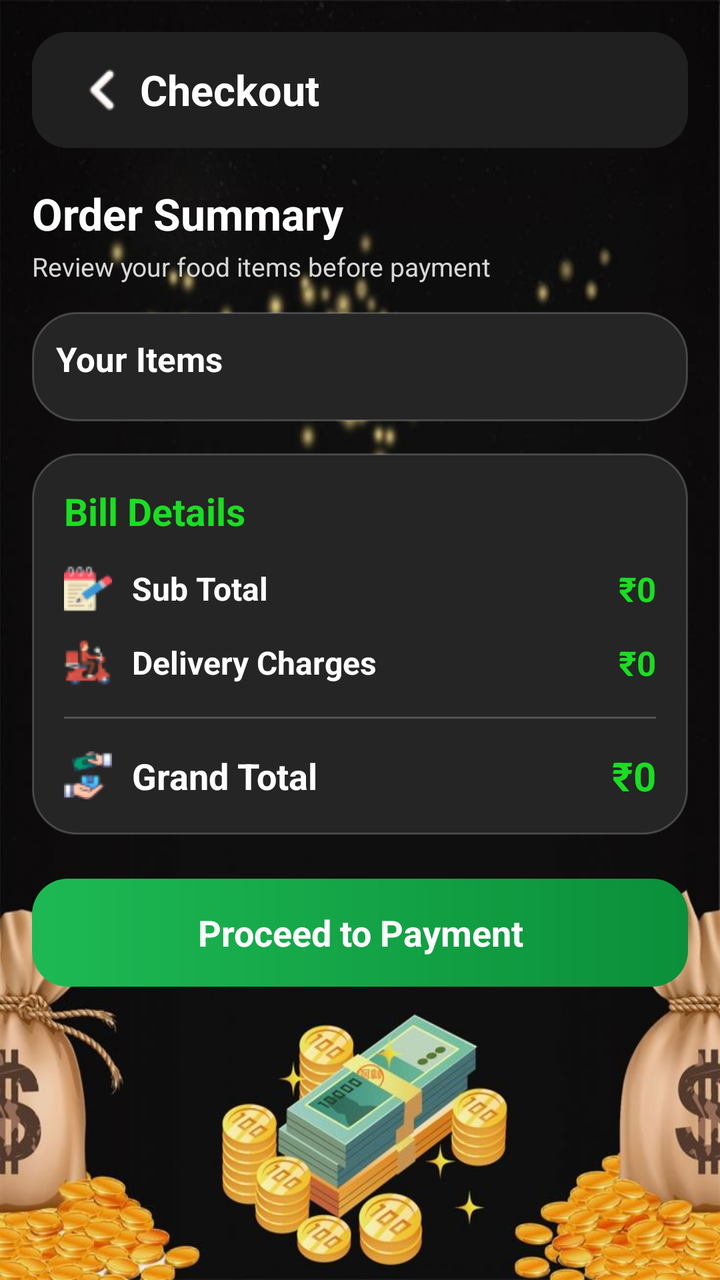
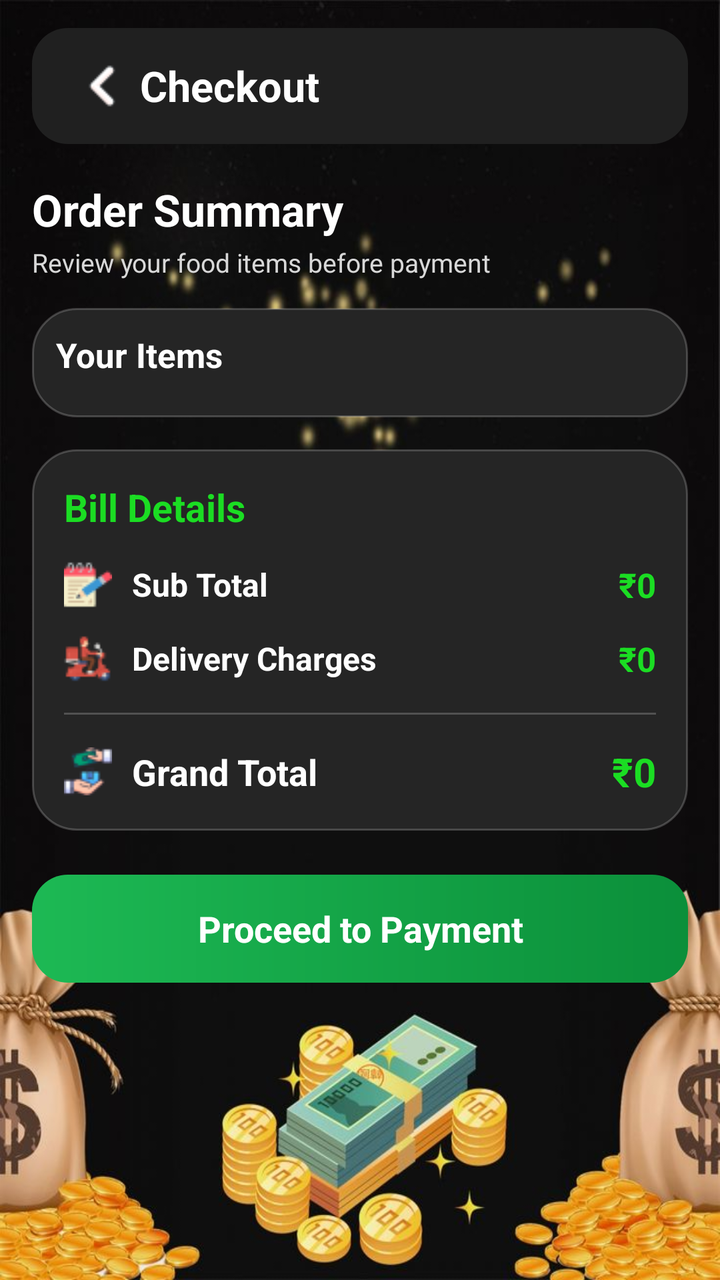

The first picture is an Android layout as it rendered before a commit; the second is the same layout after the commit. The layout source and the unified diff follow.
<!-- AndroidManifest.xml: application theme Theme.Blinklit -->
<!-- res/layout/activity_check_out.xml -->
<?xml version="1.0" encoding="utf-8"?>
<androidx.core.widget.NestedScrollView
    xmlns:android="http://schemas.android.com/apk/res/android"
    xmlns:app="http://schemas.android.com/apk/res-auto"
    xmlns:tools="http://schemas.android.com/tools"
    android:layout_width="match_parent"
    android:layout_height="match_parent"
    android:background="@drawable/check2"
    android:fillViewport="true">

    <LinearLayout
        android:id="@+id/main"
        android:layout_width="match_parent"
        android:layout_height="wrap_content"
        android:orientation="vertical"
        android:padding="16dp">

        
        <androidx.appcompat.widget.Toolbar
            android:id="@+id/toolbar1"
            android:layout_width="match_parent"
            android:layout_height="58dp"
            android:background="@drawable/bg_checkout_toolbar"
            android:elevation="8dp"
            android:paddingStart="8dp"
            android:paddingEnd="12dp">

            <ImageView
                android:id="@+id/back"
                android:layout_width="38dp"
                android:layout_height="38dp"
                android:padding="8dp"
                android:src="@drawable/arrowl"
                android:contentDescription="Back" />

            <TextView
                android:id="@+id/checkOut"
                android:layout_width="wrap_content"
                android:layout_height="wrap_content"
                android:layout_marginStart="8dp"
                android:text="Checkout"
                android:textColor="@color/white"
                android:textSize="21sp"
                android:textStyle="bold" />

        </androidx.appcompat.widget.Toolbar>

        
        <TextView
            android:id="@+id/orderSummaryTitle"
            android:layout_width="match_parent"
            android:layout_height="wrap_content"
            android:layout_marginTop="18dp"
            android:text="Order Summary"
            android:textColor="@color/white"
            android:textSize="22sp"
            android:textStyle="bold" />

        <TextView
            android:id="@+id/orderSummarySubtitle"
            android:layout_width="match_parent"
            android:layout_height="wrap_content"
            android:layout_marginTop="3dp"
            android:text="Review your food items before payment"
            android:textColor="#D8D8D8"
            android:textSize="13sp" />

        
        <LinearLayout
            android:id="@+id/cartItemsCard"
            android:layout_width="match_parent"
            android:layout_height="wrap_content"
            android:layout_marginTop="14dp"
            android:orientation="vertical"
            android:background="@drawable/bg_checkout_card"
            android:elevation="8dp"
            android:padding="12dp">

            <TextView
                android:id="@+id/cartItemsTitle"
                android:layout_width="match_parent"
                android:layout_height="wrap_content"
                android:text="Your Items"
                android:textColor="@color/white"
                android:textSize="17sp"
                android:textStyle="bold" />

            <androidx.recyclerview.widget.RecyclerView
                android:id="@+id/checkoutRecycler"
                android:layout_width="match_parent"
                android:layout_height="wrap_content"
                android:layout_marginTop="8dp"
                android:nestedScrollingEnabled="false"
                android:overScrollMode="never"
                app:layoutManager="androidx.recyclerview.widget.LinearLayoutManager"
                tools:itemCount="3" />

        </LinearLayout>

        
        <LinearLayout
            android:id="@+id/billDetailsCard"
            android:layout_width="match_parent"
            android:layout_height="wrap_content"
            android:layout_marginTop="16dp"
            android:orientation="vertical"
            android:background="@drawable/bg_checkout_card"
            android:elevation="8dp"
            android:padding="16dp">

            <TextView
                android:id="@+id/billDetailsTitle"
                android:layout_width="match_parent"
                android:layout_height="wrap_content"
                android:text="Bill Details"
                android:textColor="@color/green"
                android:textSize="19sp"
                android:textStyle="bold" />

            
            <LinearLayout
                android:id="@+id/subTotalRow"
                android:layout_width="match_parent"
                android:layout_height="wrap_content"
                android:layout_marginTop="14dp"
                android:gravity="center_vertical"
                android:orientation="horizontal">

                <TextView
                    android:id="@+id/subTotalLabel"
                    android:layout_width="0dp"
                    android:layout_height="wrap_content"
                    android:layout_weight="1"
                    android:drawableStart="@drawable/notepad1"
                    android:drawablePadding="10dp"
                    android:gravity="center_vertical"
                    android:text="Sub Total"
                    android:textColor="@color/white"
                    android:textSize="16sp"
                    android:textStyle="bold" />

                <TextView
                    android:id="@+id/subTotalBill"
                    android:layout_width="wrap_content"
                    android:layout_height="wrap_content"
                    android:text="₹0"
                    android:textColor="@color/green"
                    android:textSize="17sp"
                    android:textStyle="bold" />

            </LinearLayout>

            
            <LinearLayout
                android:id="@+id/deliveryChargesRow"
                android:layout_width="match_parent"
                android:layout_height="wrap_content"
                android:layout_marginTop="13dp"
                android:gravity="center_vertical"
                android:orientation="horizontal">

                <TextView
                    android:id="@+id/deliveryCharges"
                    android:layout_width="0dp"
                    android:layout_height="wrap_content"
                    android:layout_weight="1"
                    android:drawableStart="@drawable/delivery1"
                    android:drawablePadding="10dp"
                    android:gravity="center_vertical"
                    android:text="Delivery Charges"
                    android:textColor="@color/white"
                    android:textSize="16sp"
                    android:textStyle="bold" />

                <TextView
                    android:id="@+id/deliveryChargesBill"
                    android:layout_width="wrap_content"
                    android:layout_height="wrap_content"
                    android:text="₹0"
                    android:textColor="@color/green"
                    android:textSize="17sp"
                    android:textStyle="bold" />

            </LinearLayout>

            <View
                android:layout_width="match_parent"
                android:layout_height="1dp"
                android:layout_marginTop="15dp"
                android:layout_marginBottom="15dp"
                android:background="#33FFFFFF" />

            
            <LinearLayout
                android:id="@+id/grandTotalRow"
                android:layout_width="match_parent"
                android:layout_height="wrap_content"
                android:gravity="center_vertical"
                android:orientation="horizontal">

                <TextView
                    android:id="@+id/GrandTotal"
                    android:layout_width="0dp"
                    android:layout_height="wrap_content"
                    android:layout_weight="1"
                    android:drawableStart="@drawable/cash"
                    android:drawablePadding="10dp"
                    android:gravity="center_vertical"
                    android:text="Grand Total"
                    android:textColor="@color/white"
                    android:textSize="18sp"
                    android:textStyle="bold" />

                <TextView
                    android:id="@+id/GrandTotalBill"
                    android:layout_width="wrap_content"
                    android:layout_height="wrap_content"
                    android:text="₹0"
                    android:textColor="@color/green"
                    android:textSize="20sp"
                    android:textStyle="bold" />

            </LinearLayout>

        </LinearLayout>

        
        <TextView
            android:id="@+id/PaymentNext"
            android:layout_width="match_parent"
            android:layout_height="54dp"
            android:layout_marginTop="22dp"
            android:layout_marginBottom="10dp"
            android:background="@drawable/bg_payment_button"
            android:gravity="center"
            android:text="Proceed to Payment"
            android:textAllCaps="false"
            android:textColor="@color/white"
            android:textSize="18sp"
            android:textStyle="bold" />

    </LinearLayout>

</androidx.core.widget.NestedScrollView>
<!-- resources referenced by this layout -->
<resources>
  <color name="green">#1BDD23</color>
  <color name="white">#FFFFFFFF</color>
  <!-- drawable arrowl: png bitmap (drawable, 566 bytes) -->
  <!-- drawable bg_checkout_card (drawable) -->
  <?xml version="1.0" encoding="utf-8"?>
  <shape xmlns:android="http://schemas.android.com/apk/res/android">
      <solid android:color="#252525" />
      <corners android:radius="22dp" />
      <stroke
          android:width="1dp"
          android:color="#33FFFFFF" />
  </shape>
  <!-- drawable bg_checkout_toolbar (drawable) -->
  <?xml version="1.0" encoding="utf-8"?>
  <shape xmlns:android="http://schemas.android.com/apk/res/android">
      <solid android:color="#202020" />
      <corners android:radius="18dp" />
  </shape>
  <!-- drawable bg_payment_button (drawable) -->
  <?xml version="1.0" encoding="utf-8"?>
  <shape xmlns:android="http://schemas.android.com/apk/res/android">
      <gradient
          android:startColor="#1DB954"
          android:endColor="#0B8F3A"
          android:angle="0" />
      <corners android:radius="18dp" />
  </shape>
  <!-- drawable cash: png bitmap (drawable, 1456 bytes) -->
  <!-- drawable check2: jpg bitmap (drawable, 53093 bytes) -->
  <!-- drawable delivery1: png bitmap (drawable, 1338 bytes) -->
  <!-- drawable notepad1: png bitmap (drawable, 1087 bytes) -->
  <style name="Theme.Blinklit" parent="Base.Theme.Blinklit" />
  <style name="Base.Theme.Blinklit" parent="Theme.Material3.DayNight.NoActionBar">
          
          
      </style>
</resources>

<!-- the commit's change to res/layout/activity_check_out.xml (unified diff, before → after) -->
@@ -3,17 +3,22 @@
     xmlns:android="http://schemas.android.com/apk/res/android"
     xmlns:app="http://schemas.android.com/apk/res-auto"
     xmlns:tools="http://schemas.android.com/tools"
+    android:id="@+id/checkoutRoot"
     android:layout_width="match_parent"
     android:layout_height="match_parent"
     android:background="@drawable/check2"
-    android:fillViewport="true">
+    android:fillViewport="true"
+    android:fitsSystemWindows="true">
 
     <LinearLayout
         android:id="@+id/main"
         android:layout_width="match_parent"
         android:layout_height="wrap_content"
         android:orientation="vertical"
-        android:padding="16dp">
+        android:paddingStart="16dp"
+        android:paddingEnd="16dp"
+        android:paddingTop="14dp"
+        android:paddingBottom="20dp">
 
         
         <androidx.appcompat.widget.Toolbar
